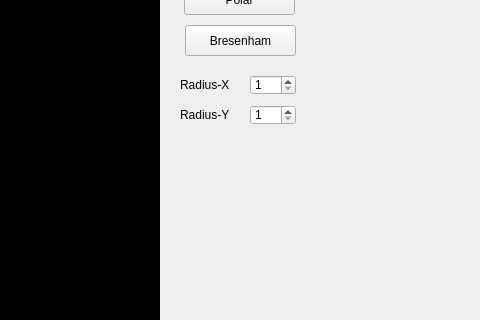
kanko-ghosh/qt-project, file mainwindow.ui: the form before one commit; both pictures show x 540 to 1020 and y 332 to 652 of the 1219 by 736 pixel window.
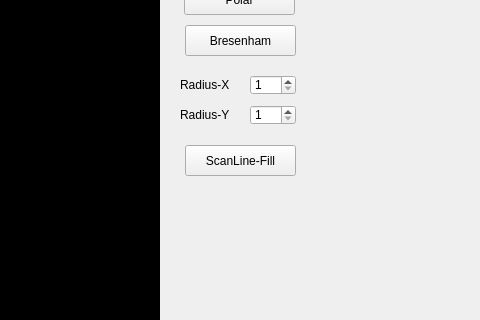
The form after the commit. Custom widgets are drawn as their Qt base class.

```diff
--- a/mainwindow.ui
+++ b/mainwindow.ui
@@ -459,6 +459,19 @@
      <string>Radius-Y</string>
     </property>
    </widget>
+   <widget class="QPushButton" name="scanline">
+    <property name="geometry">
+     <rect>
+      <x>725</x>
+      <y>460</y>
+      <width>111</width>
+      <height>31</height>
+     </rect>
+    </property>
+    <property name="text">
+     <string>ScanLine-Fill</string>
+    </property>
+   </widget>
   </widget>
   <widget class="QMenuBar" name="menuBar">
    <property name="geometry">
```
